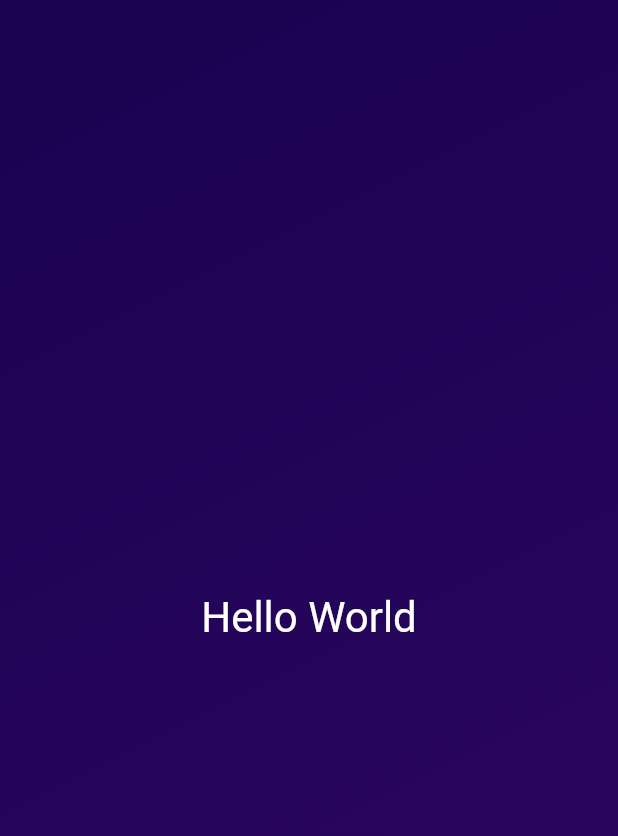
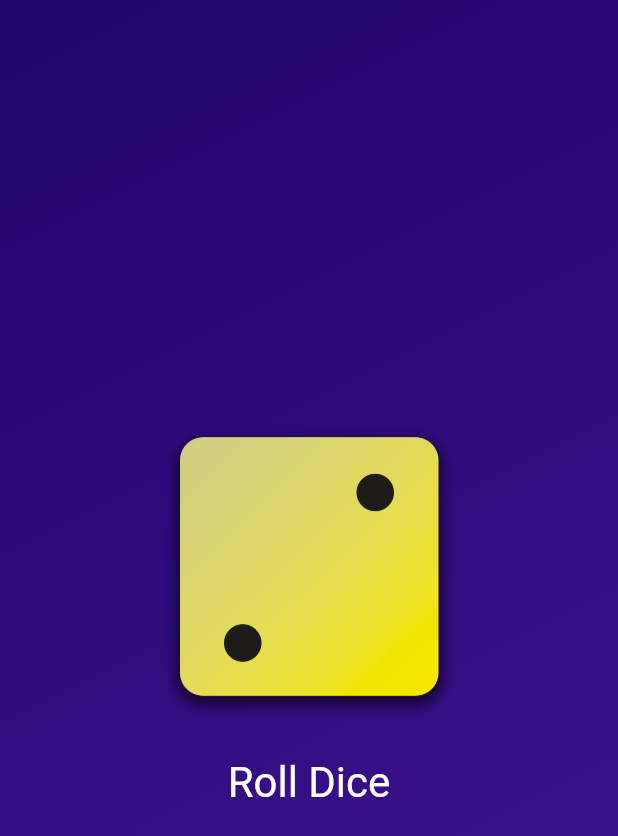
Before and after one commit to vigneshpamu/first-flutter-app, a Flutter app: the screen it shows after launch, on a phone screen of 412 x 824 dp. Shown: the top 836 px of the screen. Run offline on Flutter 3.47's test engine with Material 2 defaults, Android fonts, the phone set to English and light mode, and no system bars.

Commit message:
Everything Basics About Dart and Flutter

```diff
--- /dev/null
+++ b/lib/dice_roller.dart
@@ -0,0 +1,39 @@
+import 'dart:math';
+import 'package:flutter/material.dart';
+
+class DiceRoller extends StatefulWidget {
+  const DiceRoller({super.key});
+  @override
+  State<DiceRoller> createState() {
+    return _DiceRollerState();
+  }
+}
+
+class _DiceRollerState extends State<DiceRoller> {
+  var currentDiceRoll = 2;
+  final randomizer = Random();
+
+  void rollDice() {
+    setState(() {
+      currentDiceRoll = randomizer.nextInt(6) + 1;
+    });
+  }
+
+  Widget build(context) {
+    return Column(
+      mainAxisSize: MainAxisSize.min,
+      children: [
+        Image.asset('assets/images/dice-$currentDiceRoll.png', width: 200),
+        const SizedBox(height: 20),
+        TextButton(
+          onPressed: rollDice,
+          style: TextButton.styleFrom(
+              // padding: EdgeInsets.only(top: 30),
+              foregroundColor: Colors.white,
+              textStyle: const TextStyle(fontSize: 28)),
+          child: const Text("Roll Dice"),
+        ),
+      ],
+    );
+  }
+}
--- /dev/null
+++ b/lib/gradient_class.dart
@@ -0,0 +1,50 @@
+import 'package:first_app/dice_roller.dart';
+import 'package:flutter/material.dart';
+
+const startAlignment = Alignment.topLeft;
+const endAlignment = Alignment.bottomRight;
+
+class GradientContainer extends StatelessWidget {
+  const GradientContainer(this.color1, this.color2, {super.key});
+
+  const GradientContainer.purple({super.key})
+      : color1 = Colors.deepPurple,
+        color2 = Colors.indigo;
+
+  final Color color1;
+  final Color color2;
+
+  @override
+  Widget build(context) {
+    return Container(
+      decoration: BoxDecoration(
+        gradient: LinearGradient(
+          colors: [color1, color2],
+          begin: startAlignment,
+          end: endAlignment,
+        ),
+      ),
+      child: const Center(child: DiceRoller()),
+    );
+  }
+}
+
+
+// class GradientContainer extends StatelessWidget {
+//   const GradientContainer({super.key, required this.colors});
+
+//   final List<Color> colors;
+//   @override
+//   Widget build(context) {
+//     return Container(
+//       decoration: BoxDecoration(
+//         gradient: LinearGradient(
+//           colors: colors,
+//           begin: startAlignment,
+//           end: endAlignment,
+//         ),
+//       ),
+//       child: const Center(child: StyledText('Hello World')),
+//     );
+//   }
+// }
```
Also changed, not shown: lib/main.dart (+7 -23 lines), lib/styled_text.dart (added, +18 -0 lines), pubspec.yaml (+7 -6 lines), assets/images/dice-1.png (added), assets/images/dice-2.png (added), assets/images/dice-3.png (added), assets/images/dice-4.png (added), assets/images/dice-5.png (added), assets/images/dice-6.png (added).
